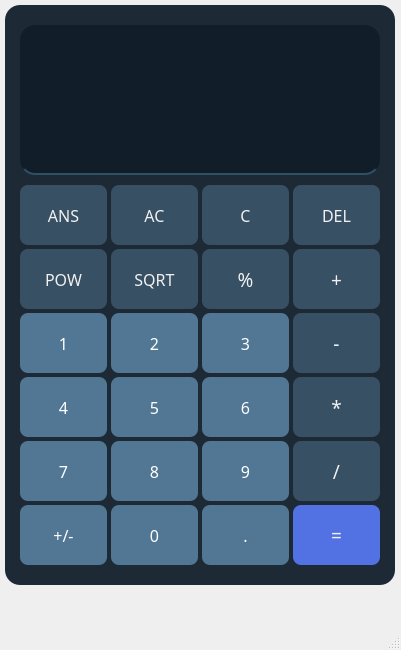
Before: the Qt Designer form basic_calculator.ui in Asteria101/Calculator, drawn with Qt 5.
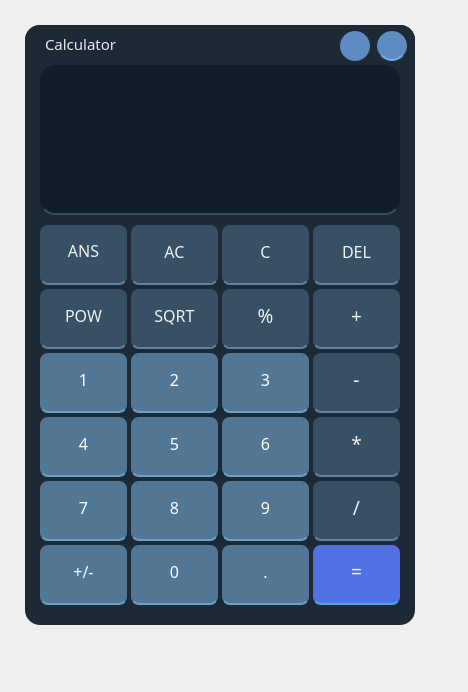
After: the same form once the commit is applied. Icons and pictures are not drawn.

What changed in the file:
```diff
--- a/basic_calculator.ui
+++ b/basic_calculator.ui
@@ -6,8 +6,8 @@
    <rect>
     <x>0</x>
     <y>0</y>
-    <width>401</width>
-    <height>650</height>
+    <width>468</width>
+    <height>692</height>
    </rect>
   </property>
   <property name="windowTitle">
@@ -17,10 +17,10 @@
    <widget class="QWidget" name="widget" native="true">
     <property name="geometry">
      <rect>
-      <x>5</x>
-      <y>5</y>
+      <x>25</x>
+      <y>25</y>
       <width>390</width>
-      <height>580</height>
+      <height>600</height>
      </rect>
     </property>
     <property name="font">
@@ -29,14 +29,14 @@
      </font>
     </property>
     <property name="styleSheet">
-     <string notr="true">background-color:rgba(16, 30, 41, 240);
+     <string notr="true">background-color:rgb(29, 42, 53);
 border-radius:15px;</string>
     </property>
     <widget class="QLineEdit" name="result_field">
      <property name="geometry">
       <rect>
        <x>15</x>
-       <y>20</y>
+       <y>40</y>
        <width>360</width>
        <height>150</height>
       </rect>
@@ -44,7 +44,7 @@
      <property name="font">
       <font>
        <family>Cascadia Code</family>
-       <pointsize>20</pointsize>
+       <pointsize>26</pointsize>
        <kerning>true</kerning>
       </font>
      </property>
@@ -55,7 +55,7 @@
       <string notr="true">background-color:rgba(17, 30, 42, 255);
 border-bottom:2px solid rgba(0, 0, 0, 0);
 border-bottom-color:rgba(46, 82, 101, 255);
-color:rgb(255, 255, 255);
+color:rgb(71, 128, 177);
 padding-bottom:7px;</string>
      </property>
      <property name="text">
@@ -71,14 +71,14 @@
       <set>Qt::AlignLeading|Qt::AlignLeft|Qt::AlignVCenter</set>
      </property>
      <property name="readOnly">
-      <bool>false</bool>
+      <bool>true</bool>
      </property>
     </widget>
     <widget class="QPushButton" name="ANS">
      <property name="geometry">
       <rect>
        <x>15</x>
-       <y>180</y>
+       <y>200</y>
        <width>87</width>
        <height>60</height>
       </rect>
@@ -94,6 +94,9 @@
      <property name="styleSheet">
       <string notr="true">QPushButton#ANS{
 background-color:rgba(55, 80, 100, 255);
+border-bottom:2px solid rgba(0, 0, 0, 0);
+border-bottom-color:rgb(91, 134, 165);
+padding-bottom:7px;
 color:rgba(241, 241, 241, 255);
 border-radius:8px;
 }
@@ -117,7 +120,7 @@
      <property name="geometry">
       <rect>
        <x>106</x>
-       <y>180</y>
+       <y>200</y>
        <width>87</width>
        <height>60</height>
       </rect>
@@ -131,6 +134,9 @@
      <property name="styleSheet">
       <string notr="true">QPushButton#AC{
 background-color:rgba(55, 80, 100, 255);
+border-bottom:2px solid rgba(0, 0, 0, 0);
+border-bottom-color:rgb(91, 134, 165);
+padding-bottom:5px;
 color:rgba(241, 241, 241, 255);
 border-radius:8px;
 }
@@ -154,7 +160,7 @@
      <property name="geometry">
       <rect>
        <x>197</x>
-       <y>180</y>
+       <y>200</y>
        <width>87</width>
        <height>60</height>
       </rect>
@@ -168,6 +174,9 @@
      <property name="styleSheet">
       <string notr="true">QPushButton#C{
 background-color:rgba(55, 80, 100, 255);
+border-bottom:2px solid rgba(0, 0, 0, 0);
+border-bottom-color:rgb(91, 134, 165);
+padding-bottom:5px;
 color:rgba(241, 241, 241, 255);
 border-radius:8px;
 }
@@ -191,7 +200,7 @@
      <property name="geometry">
       <rect>
        <x>288</x>
-       <y>180</y>
+       <y>200</y>
        <width>87</width>
        <height>60</height>
       </rect>
@@ -205,6 +214,9 @@
      <property name="styleSheet">
       <string notr="true">QPushButton#DEL{
 background-color:rgba(55, 80, 100, 255);
+border-bottom:2px solid rgba(0, 0, 0, 0);
+border-bottom-color:rgb(91, 134, 165);
+padding-bottom:5px;
 color:rgba(241, 241, 241, 255);
 border-radius:8px;
 }
@@ -228,7 +240,7 @@
      <property name="geometry">
       <rect>
        <x>15</x>
-       <y>244</y>
+       <y>264</y>
        <width>87</width>
        <height>60</height>
       </rect>
@@ -242,6 +254,9 @@
      <property name="styleSheet">
       <string notr="true">QPushButton#POW{
 background-color:rgba(55, 80, 100, 255);
+border-bottom:2px solid rgba(0, 0, 0, 0);
+border-bottom-color:rgb(91, 134, 165);
+padding-bottom:5px;
 color:rgba(241, 241, 241, 255);
 border-radius:8px;
 }
@@ -265,7 +280,7 @@
      <property name="geometry">
       <rect>
        <x>106</x>
-       <y>244</y>
+       <y>264</y>
        <width>87</width>
        <height>60</height>
       </rect>
@@ -279,6 +294,9 @@
      <property name="styleSheet">
       <string notr="true">QPushButton#SQRT{
 background-color:rgba(55, 80, 100, 255);
+border-bottom:2px solid rgba(0, 0, 0, 0);
+border-bottom-color:rgb(91, 134, 165);
+padding-bottom:5px;
 color:rgba(241, 241, 241, 255);
 border-radius:8px;
 }
@@ -302,7 +320,7 @@
      <property name="geometry">
       <rect>
        <x>197</x>
-       <y>244</y>
+       <y>264</y>
        <width>87</width>
        <height>60</height>
       </rect>
@@ -318,6 +336,9 @@
      <property name="styleSheet">
       <string notr="true">QPushButton#PERCENTAGE{
 background-color:rgba(55, 80, 100, 255);
+border-bottom:2px solid rgba(0, 0, 0, 0);
+border-bottom-color:rgb(91, 134, 165);
+padding-bottom:5px;
 color:rgba(241, 241, 241, 255);
 border-radius:8px;
 }
@@ -341,7 +362,7 @@
      <property name="geometry">
       <rect>
        <x>288</x>
-       <y>244</y>
+       <y>264</y>
        <width>87</width>
        <height>60</height>
       </rect>
@@ -355,6 +376,9 @@
      <property name="styleSheet">
       <string notr="true">QPushButton#PLUS{
 background-color:rgba(55, 80, 100, 255);
+border-bottom:2px solid rgba(0, 0, 0, 0);
+border-bottom-color:rgb(91, 134, 165);
+padding-bottom:5px;
 color:rgba(241, 241, 241, 255);
 border-radius:8px;
 }
@@ -378,7 +402,7 @@
      <property name="geometry">
       <rect>
        <x>288</x>
-       <y>308</y>
+       <y>328</y>
        <width>87</width>
        <height>60</height>
       </rect>
@@ -392,6 +416,9 @@
      <property name="styleSheet">
       <string notr="true">QPushButton#MINUS{
 background-color:rgba(55, 80, 100, 255);
+border-bottom:2px solid rgba(0, 0, 0, 0);
+border-bottom-color:rgb(91, 134, 165);
+padding-bottom:5px;
 color:rgba(241, 241, 241, 255);
 border-radius:8px;
 }
@@ -415,7 +442,7 @@
      <property name="geometry">
       <rect>
        <x>288</x>
-       <y>372</y>
+       <y>392</y>
        <width>87</width>
        <height>60</height>
       </rect>
@@ -429,6 +456,9 @@
      <property name="styleSheet">
       <string notr="true">QPushButton#TIMES{
 background-color:rgba(55, 80, 100, 255);
+border-bottom:2px solid rgba(0, 0, 0, 0);
+border-bottom-color:rgb(91, 134, 165);
+padding-bottom:5px;
 color:rgba(241, 241, 241, 255);
 border-radius:8px;
 }
@@ -452,7 +482,7 @@
      <property name="geometry">
       <rect>
        <x>288</x>
-       <y>436</y>
+       <y>456</y>
        <width>87</width>
        <height>60</height>
       </rect>
@@ -466,6 +496,9 @@
      <property name="styleSheet">
       <string notr="true">QPushButton#DIV{
 background-color:rgba(55, 80, 100, 255);
+border-bottom:2px solid rgba(0, 0, 0, 0);
+border-bottom-color:rgb(91, 134, 165);
+padding-bottom:5px;
 color:rgba(241, 241, 241, 255);
 border-radius:8px;
 }
@@ -489,7 +522,7 @@
      <property name="geometry">
       <rect>
        <x>288</x>
-       <y>500</y>
+       <y>520</y>
        <width>87</width>
        <height>60</height>
       </rect>
@@ -503,6 +536,9 @@
      <property name="styleSheet">
       <string notr="true">QPushButton#EQUAL{
 background-color:rgba(82, 113, 226, 255);
+border-bottom:2px solid rgba(0, 0, 0, 0);
+border-bottom-color:rgb(82, 168, 226);
+padding-bottom:5px;
 color:rgba(241, 241, 241, 255);
 border-radius:8px;
 }
@@ -526,7 +562,7 @@
      <property name="geometry">
       <rect>
        <x>15</x>
-       <y>308</y>
+       <y>328</y>
        <width>87</width>
        <height>60</height>
       </rect>
@@ -540,6 +576,9 @@
      <property name="styleSheet">
       <string notr="true">QPushButton#N1{
 background-color:rgba(85, 124, 154, 238);
+border-bottom:2px solid rgba(0, 0, 0, 0);
+border-bottom-color:rgb(109, 162, 199);
+padding-bottom:5px;
 color:rgba(255, 255, 255, 255);
 border-radius:8px;
 }
@@ -563,7 +602,7 @@
      <property name="geometry">
       <rect>
        <x>106</x>
-       <y>308</y>
+       <y>328</y>
        <width>87</width>
        <height>60</height>
       </rect>
@@ -577,6 +616,9 @@
      <property name="styleSheet">
       <string notr="true">QPushButton#N2{
 background-color:rgba(85, 124, 154, 238);
+border-bottom:2px solid rgba(0, 0, 0, 0);
+border-bottom-color:rgb(109, 162, 199);
+padding-bottom:5px;
 color:rgba(255, 255, 255, 255);
 border-radius:8px;
 }
@@ -600,7 +642,7 @@
      <property name="geometry">
       <rect>
        <x>197</x>
-       <y>308</y>
+       <y>328</y>
        <width>87</width>
        <height>60</height>
       </rect>
@@ -614,6 +656,9 @@
      <property name="styleSheet">
       <string notr="true">QPushButton#N3{
 background-color:rgba(85, 124, 154, 238);
+border-bottom:2px solid rgba(0, 0, 0, 0);
+border-bottom-color:rgb(109, 162, 199);
+padding-bottom:5px;
 color:rgba(255, 255, 255, 255);
 border-radius:8px;
 }
@@ -637,7 +682,7 @@
      <property name="geometry">
       <rect>
        <x>15</x>
-       <y>372</y>
+       <y>392</y>
        <width>87</width>
        <height>60</height>
       </rect>
@@ -651,6 +696,9 @@
      <property name="styleSheet">
       <string notr="true">QPushButton#N4{
 background-color:rgba(85, 124, 154, 238);
+border-bottom:2px solid rgba(0, 0, 0, 0);
+border-bottom-color:rgb(109, 162, 199);
+padding-bottom:5px;
 color:rgba(255, 255, 255, 255);
 border-radius:8px;
 }
@@ -674,7 +722,7 @@
      <property name="geometry">
       <rect>
        <x>106</x>
-       <y>372</y>
+       <y>392</y>
        <width>87</width>
        <height>60</height>
       </rect>
@@ -688,6 +736,9 @@
      <property name="styleSheet">
       <string notr="true">QPushButton#N5{
 background-color:rgba(85, 124, 154, 238);
+border-bottom:2px solid rgba(0, 0, 0, 0);
+border-bottom-color:rgb(109, 162, 199);
+padding-bottom:5px;
 color:rgba(255, 255, 255, 255);
 border-radius:8px;
 }
@@ -711,7 +762,7 @@
      <property name="geometry">
       <rect>
        <x>197</x>
-       <y>372</y>
+       <y>392</y>
        <width>87</width>
        <height>60</height>
       </rect>
@@ -725,6 +776,9 @@
      <property name="styleSheet">
       <string notr="true">QPushButton#N6{
 background-color:rgba(85, 124, 154, 238);
+border-bottom:2px solid rgba(0, 0, 0, 0);
+border-bottom-color:rgb(109, 162, 199);
+padding-bottom:5px;
 color:rgba(255, 255, 255, 255);
 border-radius:8px;
 }
@@ -748,7 +802,7 @@
      <property name="geometry">
       <rect>
        <x>15</x>
-       <y>436</y>
+       <y>456</y>
        <width>87</width>
        <height>60</height>
       </rect>
@@ -762,6 +816,9 @@
      <property name="styleSheet">
       <string notr="true">QPushButton#N7{
 background-color:rgba(85, 124, 154, 238);
+border-bottom:2px solid rgba(0, 0, 0, 0);
+border-bottom-color:rgb(109, 162, 199);
+padding-bottom:5px;
 color:rgba(255, 255, 255, 255);
 border-radius:8px;
 }
@@ -785,7 +842,7 @@
      <property name="geometry">
       <rect>
        <x>15</x>
-       <y>500</y>
+       <y>520</y>
        <width>87</width>
        <height>60</height>
       </rect>
@@ -799,6 +856,9 @@
      <property name="styleSheet">
       <string notr="true">QPushButton#SIGNAL{
 background-color:rgba(85, 124, 154, 238);
+border-bottom:2px solid rgba(0, 0, 0, 0);
+border-bottom-color:rgb(109, 162, 199);
+padding-bottom:5px;
 color:rgba(255, 255, 255, 255);
 border-radius:8px;
 }
@@ -822,7 +882,7 @@
      <property name="geometry">
       <rect>
        <x>106</x>
-       <y>500</y>
+       <y>520</y>
        <width>87</width>
        <height>60</height>
       </rect>
@@ -836,6 +896,9 @@
      <property name="styleSheet">
       <string notr="true">QPushButton#N0{
 background-color:rgba(85, 124, 154, 238);
+border-bottom:2px solid rgba(0, 0, 0, 0);
+border-bottom-color:rgb(109, 162, 199);
+padding-bottom:5px;
 color:rgba(255, 255, 255, 255);
 border-radius:8px;
 }
@@ -859,7 +922,7 @@
      <property name="geometry">
       <rect>
        <x>106</x>
-       <y>436</y>
+       <y>456</y>
        <width>87</width>
        <height>60</height>
       </rect>
@@ -873,6 +936,9 @@
      <property name="styleSheet">
       <string notr="true">QPushButton#N8{
 background-color:rgba(85, 124, 154, 238);
+border-bottom:2px solid rgba(0, 0, 0, 0);
+border-bottom-color:rgb(109, 162, 199);
+padding-bottom:5px;
 color:rgba(255, 255, 255, 255);
 border-radius:8px;
 }
@@ -896,7 +962,7 @@
      <property name="geometry">
       <rect>
        <x>197</x>
-       <y>436</y>
+       <y>456</y>
        <width>87</width>
        <height>60</height>
       </rect>
@@ -910,6 +976,9 @@
      <property name="styleSheet">
       <string notr="true">QPushButton#N9{
 background-color:rgba(85, 124, 154, 238);
+border-bottom:2px solid rgba(0, 0, 0, 0);
+border-bottom-color:rgb(109, 162, 199);
+padding-bottom:5px;
 color:rgba(255, 255, 255, 255);
 border-radius:8px;
 }
@@ -933,7 +1002,7 @@
      <property name="geometry">
       <rect>
        <x>197</x>
-       <y>500</y>
+       <y>520</y>
        <width>87</width>
        <height>60</height>
       </rect>
@@ -947,6 +1016,9 @@
      <property name="styleSheet">
       <string notr="true">QPushButton#DECIMAL{
 background-color:rgba(85, 124, 154, 238);
+border-bottom:2px solid rgba(0, 0, 0, 0);
+border-bottom-color:rgb(109, 162, 199);
+padding-bottom:5px;
 color:rgba(255, 255, 255, 255);
 border-radius:8px;
 }
@@ -966,19 +1038,150 @@
       <string>.</string>
      </property>
     </widget>
+    <widget class="QFrame" name="header_frame">
+     <property name="geometry">
+      <rect>
+       <x>0</x>
+       <y>0</y>
+       <width>390</width>
+       <height>38</height>
+      </rect>
+     </property>
+     <property name="styleSheet">
+      <string notr="true"/>
+     </property>
+     <property name="frameShape">
+      <enum>QFrame::StyledPanel</enum>
+     </property>
+     <property name="frameShadow">
+      <enum>QFrame::Raised</enum>
+     </property>
+     <widget class="QFrame" name="frame">
+      <property name="geometry">
+       <rect>
+        <x>270</x>
+        <y>0</y>
+        <width>120</width>
+        <height>38</height>
+       </rect>
+      </property>
+      <property name="frameShape">
+       <enum>QFrame::StyledPanel</enum>
+      </property>
+      <property name="frameShadow">
+       <enum>QFrame::Raised</enum>
+      </property>
+      <widget class="QPushButton" name="close_window_button">
+       <property name="geometry">
+        <rect>
+         <x>82</x>
+         <y>6</y>
+         <width>30</width>
+         <height>30</height>
+        </rect>
+       </property>
+       <property name="cursor">
+        <cursorShape>ArrowCursor</cursorShape>
+       </property>
+       <property name="styleSheet">
+        <string notr="true">QPushButton#close_window_button{
+border-bottom:2px solid rgba(0,0,0,0);
+border-bottom-color:rgb(116, 171, 239);
+padding-bottom:0px;
+background-color:rgb(94, 139, 194);
+}
+
+QPushButton#close_window_button:pressed{
+padding-left:2px;
+padding-top:2px;
+background-color:rgba(223, 0, 0, 150);
+background-position:calc(100% - 10px)center;
+}
+
+QPushButton#close_window_button:hover{
+border-bottom:2px solid rgba(0,0,0,0);
+border-bottom-color:rgba(223, 0, 0, 255);
+padding-bottom:0px;
+background-color:rgba(223, 0, 0, 200);
+}</string>
+       </property>
+       <property name="text">
+        <string/>
+       </property>
+       <property name="icon">
+        <iconset>
+         <normaloff>icons/close_FILL0_wght400_GRAD0_opsz24.png</normaloff>icons/close_FILL0_wght400_GRAD0_opsz24.png</iconset>
+       </property>
+      </widget>
+      <widget class="QPushButton" name="minimize_window_button">
+       <property name="geometry">
+        <rect>
+         <x>45</x>
+         <y>6</y>
+         <width>30</width>
+         <height>30</height>
+        </rect>
+       </property>
+       <property name="cursor">
+        <cursorShape>ArrowCursor</cursorShape>
+       </property>
+       <property name="styleSheet">
+        <string notr="true">QPushButton#minimize_window_button{
+padding-bottom:7px;
+background-color:rgb(94, 139, 194);
+}
+
+QPushButton#minimize_window_button:pressed{
+padding-left:2px;
+padding-top:2px;
+background-color:rgba(108, 159, 222, 100);
+background-position:calc(100% - 10px)center;
+}
+
+QPushButton#minimize_window_button:hover{
+background-color:rgba(108, 159, 222, 255);
+}</string>
+       </property>
+       <property name="text">
+        <string/>
+       </property>
+       <property name="icon">
+        <iconset>
+         <normaloff>icons/minimize_FILL0_wght400_GRAD0_opsz24.png</normaloff>icons/minimize_FILL0_wght400_GRAD0_opsz24.png</iconset>
+       </property>
+      </widget>
+     </widget>
+     <widget class="QLabel" name="Name">
+      <property name="geometry">
+       <rect>
+        <x>20</x>
+        <y>0</y>
+        <width>280</width>
+        <height>38</height>
+       </rect>
+      </property>
+      <property name="font">
+       <font>
+        <family>Cascadia Code</family>
+        <pointsize>11</pointsize>
+       </font>
+      </property>
+      <property name="styleSheet">
+       <string notr="true">color:rgb(234, 234, 234);</string>
+      </property>
+      <property name="lineWidth">
+       <number>1</number>
+      </property>
+      <property name="text">
+       <string>Calculator</string>
+      </property>
+      <property name="textFormat">
+       <enum>Qt::AutoText</enum>
+      </property>
+     </widget>
+    </widget>
    </widget>
   </widget>
-  <widget class="QMenuBar" name="menubar">
-   <property name="geometry">
-    <rect>
-     <x>0</x>
-     <y>0</y>
-     <width>401</width>
-     <height>26</height>
-    </rect>
-   </property>
-  </widget>
-  <widget class="QStatusBar" name="statusbar"/>
  </widget>
  <resources/>
  <connections/>
```
